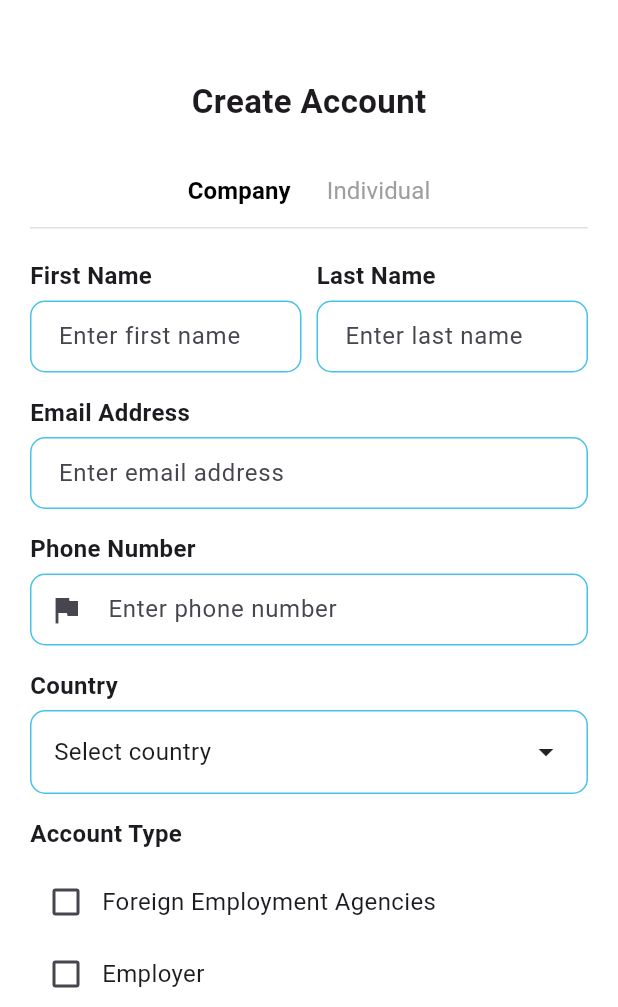
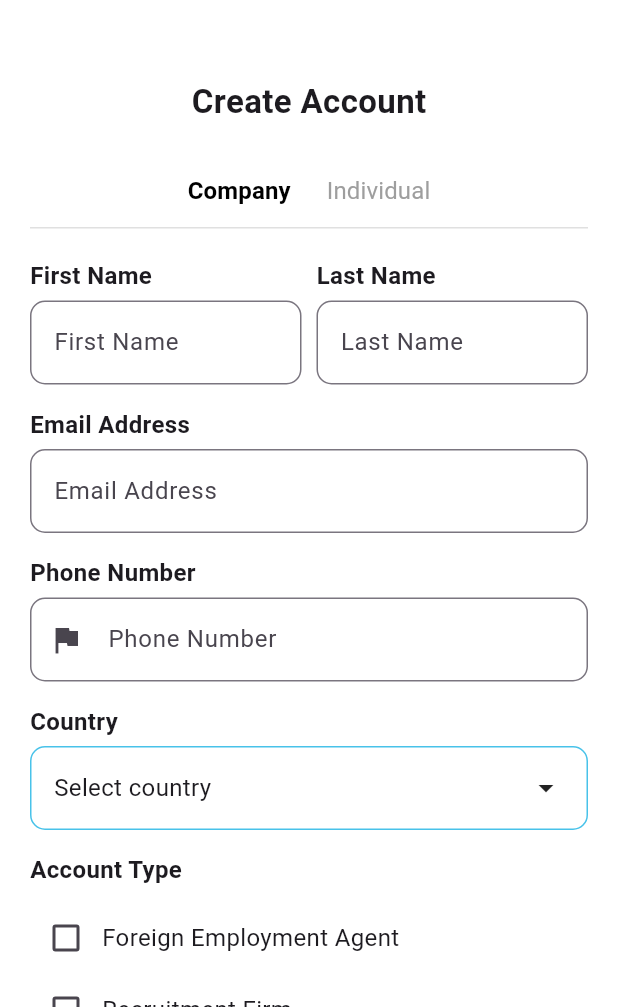
Before and after one commit to 72730882/marrir, a Flutter app: the RegisterScreen screen opened directly, on a phone screen of 412 x 824 dp, the part 229-1236 px from its top. Run offline on Flutter 3.47's test engine with Material 3 defaults, Android fonts, the phone set to English and light mode, and no system bars; our stand-ins replace country_picker, dotted_border, font_awesome_flutter, shared_preferences; accounts and stored records are empty.

Commit message:
login and register

```diff
--- a/marrir/lib/Component/auth/register_screen.dart
+++ b/marrir/lib/Component/auth/register_screen.dart
@@ -1,6 +1,7 @@
 import 'package:flutter/material.dart';
 import 'login_screen.dart';
 import 'package:country_picker/country_picker.dart';
+import '../../services/api_service.dart'; // <-- make sure you created this file
 
 class RegisterScreen extends StatefulWidget {
   const RegisterScreen({super.key});
@@ -15,20 +16,29 @@ class _RegisterScreenState extends State<RegisterScreen> {
   String? selectedCountry;
   String? selectedAccountType;
 
+  // ===== Controllers =====
+  final TextEditingController firstNameController = TextEditingController();
+  final TextEditingController lastNameController = TextEditingController();
+  final TextEditingController emailController = TextEditingController();
+  final TextEditingController phoneController = TextEditingController();
+  final TextEditingController passwordController = TextEditingController();
+  final TextEditingController confirmPasswordController =
+      TextEditingController();
+
+  final Map<String, String> accountTypeLabels = {
+  "agent": "Foreign Employment Agent",
+  "recruitment": "Recruitment Firm",
+  "sponsor": "Employer",
+  "employee": "Employee",
+  "selfsponsor": "Self Sponsor",
+};
+
 List<String> get accountTypeOptions {
-    if (isCompany) {
-      return [
-        "Foreign Employment Agencies",
-        "Employer",
-        "Recruitment Firms",
-      ];
-    } else {
-      return [
-        "Employee",
-        "Employer",
-      ];
+  return isCompany
+      ? ["agent", "recruitment", "sponsor"]
+      : ["employee", "selfsponsor"];
 }
-  }
+
 
   @override
   Widget build(BuildContext context) {
@@ -39,7 +49,7 @@ class _RegisterScreenState extends State<RegisterScreen> {
           child: Column(
             crossAxisAlignment: CrossAxisAlignment.center,
             children: [
-              // ===== HEADER WITH CURVES =====
+              // ===== HEADER =====
               Stack(
                 children: [
                   ClipPath(
@@ -68,18 +78,13 @@ class _RegisterScreenState extends State<RegisterScreen> {
               ),
 
               const SizedBox(height: 25),
-
-              // ===== TITLE =====
               const Text(
                 "Create Account",
-                style: TextStyle(
-                  fontSize: 22,
-                  fontWeight: FontWeight.bold,
-                ),
+                style: TextStyle(fontSize: 22, fontWeight: FontWeight.bold),
               ),
               const SizedBox(height: 20),
 
-              // ===== TOGGLE BUTTONS =====
+              // ===== Toggle Company / Individual =====
               Container(
                 margin: const EdgeInsets.symmetric(horizontal: 20),
                 decoration: BoxDecoration(
@@ -126,92 +131,38 @@ class _RegisterScreenState extends State<RegisterScreen> {
                 child: Column(
                   crossAxisAlignment: CrossAxisAlignment.start,
                   children: [
-                    // ===== NAME FIELDS =====
+                    // First + Last Name
                     Row(
                       children: [
                         Expanded(
-                          child: Column(
-                            crossAxisAlignment: CrossAxisAlignment.start,
-                            children: [
-                              const Text(
+                          child: _buildLabeledField(
                             "First Name",
-                                style: TextStyle(
-                                  fontSize: 16,
-                                  fontWeight: FontWeight.bold,
-                                ),
-                              ),
-                              const SizedBox(height: 5),
-                              _buildTextField("Enter first name"),
-                            ],
+                            controller: firstNameController,
                           ),
                         ),
                         const SizedBox(width: 10),
                         Expanded(
-                          child: Column(
-                            crossAxisAlignment: CrossAxisAlignment.start,
-                            children: [
-                              const Text(
+                          child: _buildLabeledField(
                             "Last Name",
-                                style: TextStyle(
-                                  fontSize: 16,
-                                  fontWeight: FontWeight.bold,
-                                ),
-                              ),
-                              const SizedBox(height: 5),
-                              _buildTextField("Enter last name"),
-                            ],
+                            controller: lastNameController,
                           ),
                         ),
                       ],
                     ),
                     const SizedBox(height: 15),
 
-                    // ===== EMAIL =====
-                    Column(
-                      crossAxisAlignment: CrossAxisAlignment.start,
-                      children: [
-                        const Text(
-                          "Email Address",
-                          style: TextStyle(
-                            fontSize: 16,
-                            fontWeight: FontWeight.bold,
-                          ),
-                        ),
-                        const SizedBox(height: 5),
-                        _buildTextField("Enter email address"),
-                      ],
-                    ),
+                    _buildLabeledField("Email Address",
+                        controller: emailController),
                     const SizedBox(height: 15),
 
-                    // ===== PHONE =====
-                    Column(
-                      crossAxisAlignment: CrossAxisAlignment.start,
-                      children: [
-                        const Text(
-                          "Phone Number",
-                          style: TextStyle(
-                            fontSize: 16,
-                            fontWeight: FontWeight.bold,
-                          ),
-                        ),
-                        const SizedBox(height: 5),
-                        _buildTextField("Enter phone number",
-                            prefixIcon: Icons.flag),
-                      ],
-                    ),
+                    _buildLabeledField("Phone Number",
+                        controller: phoneController, prefixIcon: Icons.flag),
                     const SizedBox(height: 15),
 
-                    // ===== COUNTRY DROPDOWN =====
-                    Column(
-                      crossAxisAlignment: CrossAxisAlignment.start,
-                      children: [
-                        const Text(
-                          "Country",
+                    // Country picker
+                    const Text("Country",
                         style: TextStyle(
-                            fontSize: 16,
-                            fontWeight: FontWeight.bold,
-                          ),
-                        ),
+                            fontSize: 16, fontWeight: FontWeight.bold)),
                     const SizedBox(height: 5),
                     GestureDetector(
                       onTap: () {
@@ -230,36 +181,24 @@ class _RegisterScreenState extends State<RegisterScreen> {
                             horizontal: 15, vertical: 15),
                         decoration: BoxDecoration(
                           borderRadius: BorderRadius.circular(10),
-                              border:
-                                  Border.all(color: const Color(0xFF48C2E9)),
+                          border: Border.all(color: const Color(0xFF48C2E9)),
                         ),
                         child: Row(
                           mainAxisAlignment: MainAxisAlignment.spaceBetween,
                           children: [
-                                Text(
-                                  selectedCountry ?? "Select country",
-                                  style: const TextStyle(fontSize: 16),
-                                ),
+                            Text(selectedCountry ?? "Select country",
+                                style: const TextStyle(fontSize: 16)),
                             const Icon(Icons.arrow_drop_down),
                           ],
                         ),
                       ),
                     ),
-                      ],
-                    ),
                     const SizedBox(height: 15),
 
-                    // ===== ACCOUNT TYPE (BOX SELECTION) =====
-                    Column(
-                      crossAxisAlignment: CrossAxisAlignment.start,
-                      children: [
-                        const Text(
-                          "Account Type",
+                    // Account type checkboxes
+                    const Text("Account Type",
                         style: TextStyle(
-                            fontSize: 16,
-                            fontWeight: FontWeight.bold,
-                          ),
-                        ),
+                            fontSize: 16, fontWeight: FontWeight.bold)),
                     const SizedBox(height: 10),
                     Column(
                       children: accountTypeOptions.map((type) {
@@ -270,62 +209,28 @@ class _RegisterScreenState extends State<RegisterScreen> {
                               value: isSelected,
                               onChanged: (val) {
                                 setState(() {
-                                      // Only allow one selection
                                   selectedAccountType = type;
                                 });
                               },
                               activeColor: const Color(0xFF7B4BBA),
                             ),
-                                Text(
-                                  type,
-                                  style: const TextStyle(
-                                    fontSize: 16,
-                                  ),
-                                ),
+                            Text(accountTypeLabels[type] ?? type, style: const TextStyle(fontSize: 16))
+,
                           ],
                         );
                       }).toList(),
                     ),
-                      ],
-                    ),
-
                     const SizedBox(height: 15),
 
-                    // ===== PASSWORD =====
-                    Column(
-                      crossAxisAlignment: CrossAxisAlignment.start,
-                      children: [
-                        const Text(
-                          "Password",
-                          style: TextStyle(
-                            fontSize: 16,
-                            fontWeight: FontWeight.bold,
-                          ),
-                        ),
-                        const SizedBox(height: 5),
-                        _buildTextField("Enter password", obscure: true),
-                      ],
-                    ),
+                    _buildLabeledField("Password",
+                        controller: passwordController, obscure: true),
                     const SizedBox(height: 15),
 
-                    // ===== CONFIRM PASSWORD =====
-                    Column(
-                      crossAxisAlignment: CrossAxisAlignment.start,
-                      children: [
-                        const Text(
-                          "Confirm Password",
-                          style: TextStyle(
-                            fontSize: 16,
-                            fontWeight: FontWeight.bold,
-                          ),
-                        ),
-                        const SizedBox(height: 5),
-                        _buildTextField("Confirm password", obscure: true),
-                      ],
-                    ),
+                    _buildLabeledField("Confirm Password",
+                        controller: confirmPasswordController, obscure: true),
                     const SizedBox(height: 15),
 
-                    // ===== TERMS CHECKBOX =====
+                    // Terms
                     Row(
                       children: [
                         Checkbox(
@@ -334,43 +239,35 @@ class _RegisterScreenState extends State<RegisterScreen> {
                               setState(() => agreeTerms = val ?? false),
                         ),
                         const Expanded(
-                          child: Text(
-                            "I agree to the terms and conditions",
-                            style: TextStyle(fontSize: 14),
-                          ),
+                          child: Text("I agree to the terms and conditions"),
                         ),
                       ],
                     ),
                     const SizedBox(height: 20),
 
-                    // ===== SIGN UP BUTTON =====
+                    // Sign Up button
                     SizedBox(
                       width: double.infinity,
                       height: 50,
                       child: ElevatedButton(
-                        onPressed: () {},
+                        onPressed: _registerUser,
                         style: ElevatedButton.styleFrom(
                           backgroundColor: const Color(0xFF65b2c9),
                           shape: RoundedRectangleBorder(
-                            borderRadius: BorderRadius.circular(12),
-                          ),
-                          elevation: 3,
+                              borderRadius: BorderRadius.circular(12)),
                         ),
                         child: const Text(
                           "Sign Up",
                           style: TextStyle(
                               fontSize: 18,
                               fontWeight: FontWeight.bold,
-                            color: Colors.white,
-                          ),
+                              color: Colors.white),
                         ),
                       ),
                     ),
                     const SizedBox(height: 25),
 
-                    // ===== FOOTER =====
-                    Column(
-                      children: [
+                    // Footer
                     Row(
                       mainAxisAlignment: MainAxisAlignment.center,
                       children: [
@@ -381,8 +278,7 @@ class _RegisterScreenState extends State<RegisterScreen> {
                             Navigator.push(
                               context,
                               MaterialPageRoute(
-                                    builder: (context) => const LoginScreen(),
-                                  ),
+                                  builder: (context) => const LoginScreen()),
                             );
                           },
                           child: const Text(
@@ -390,24 +286,7 @@ class _RegisterScreenState extends State<RegisterScreen> {
                             style: TextStyle(
                                 color: Colors.purple,
                                 fontWeight: FontWeight.bold,
-                                  decoration: TextDecoration.underline,
-                                ),
-                              ),
-                            ),
-                          ],
-                        ),
-                        const SizedBox(height: 15),
-                        Align(
-                          alignment: Alignment.bottomLeft,
-                          child: Padding(
-                            padding:
-                                const EdgeInsets.only(left: 0, bottom: 20.0),
-                            child: Image.asset(
-                              'assets/images/onboarding_images/logo2.png',
-                              width: 70,
-                              height: 40,
-                              fit: BoxFit.contain,
-                            ),
+                                decoration: TextDecoration.underline),
                           ),
                         ),
                       ],
@@ -422,34 +301,79 @@ class _RegisterScreenState extends State<RegisterScreen> {
     );
   }
 
-  // ===== HELPER WIDGETS =====
-  Widget _buildTextField(String hint,
-      {IconData? prefixIcon, bool obscure = false}) {
-    return TextField(
+  // ===== Helper widget with label =====
+  Widget _buildLabeledField(String label,
+      {TextEditingController? controller,
+      IconData? prefixIcon,
+      bool obscure = false}) {
+    return Column(
+      crossAxisAlignment: CrossAxisAlignment.start,
+      children: [
+        Text(label,
+            style: const TextStyle(fontSize: 16, fontWeight: FontWeight.bold)),
+        const SizedBox(height: 5),
+        TextField(
+          controller: controller,
           obscureText: obscure,
           decoration: InputDecoration(
-        hintText: hint,
+            hintText: label,
             prefixIcon: prefixIcon != null ? Icon(prefixIcon) : null,
-        contentPadding:
-            const EdgeInsets.symmetric(horizontal: 15, vertical: 12),
-        border: OutlineInputBorder(
-          borderRadius: BorderRadius.circular(10),
-          borderSide: const BorderSide(color: Color(0xFF48C2E9)),
-        ),
-        enabledBorder: OutlineInputBorder(
-          borderRadius: BorderRadius.circular(10),
-          borderSide: const BorderSide(color: Color(0xFF48C2E9)),
-        ),
-        focusedBorder: OutlineInputBorder(
-          borderRadius: BorderRadius.circular(10),
-          borderSide: const BorderSide(color: Color(0xFF7B4BBA), width: 2),
+            border:
+                OutlineInputBorder(borderRadius: BorderRadius.circular(10)),
           ),
         ),
+      ],
+    );
+  }
+
+  // ===== API Call =====
+  Future<void> _registerUser() async {
+    if (!agreeTerms) {
+      ScaffoldMessenger.of(context).showSnackBar(
+        const SnackBar(content: Text("You must agree to terms")),
+      );
+      return;
+    }
+
+    if (passwordController.text != confirmPasswordController.text) {
+      ScaffoldMessenger.of(context).showSnackBar(
+        const SnackBar(content: Text("Passwords do not match")),
+      );
+      return;
+    }
+
+    final data = {
+      "first_name": firstNameController.text,
+      "last_name": lastNameController.text,
+      "email": emailController.text,
+      "phone_number": phoneController.text,
+      "country": selectedCountry,
+      "role": selectedAccountType,
+      "password": passwordController.text,
+    };
+
+    try {
+      final response = await ApiService.registerUser(data);
+      print("✅ Registered: $response");
+
+      ScaffoldMessenger.of(context).showSnackBar(
+        const SnackBar(content: Text("Registration successful")),
+      );
+
+      Navigator.pushReplacement(
+        context,
+        MaterialPageRoute(builder: (context) => const LoginScreen()),
+      );
+    } catch (e) {
+      print("❌ Error: $e");
+      ScaffoldMessenger.of(context).showSnackBar(
+        SnackBar(content: Text("Failed: $e")),
       );
     }
   }
+}
 
-// ===== CUSTOM CLIPPER FOR HEADER CURVE =====
+// ===== Custom header clipper =====
 class HeaderClipper extends CustomClipper<Path> {
   @override
   Path getClip(Size size) {
--- a/marrir/pubspec.yaml
+++ b/marrir/pubspec.yaml
@@ -34,6 +34,9 @@ dependencies:
   smooth_page_indicator: ^1.1.0
   country_picker: ^2.0.16
   dotted_border: ^2.0.0
+  http: ^1.1.0
+  shared_preferences: ^2.1.1
+  get_storage: ^2.0.3
 
   # The following adds the Cupertino Icons font to your application.
   # Use with the CupertinoIcons class for iOS style icons.
```
Also changed, not shown: marrir/lib/Component/auth/login_screen.dart (+69 -55 lines), marrir/lib/services/api_service.dart (added, +73 -0 lines), marrir/pubspec.lock, 1 other file. Lines whose indentation alone changed are shown as unchanged.
